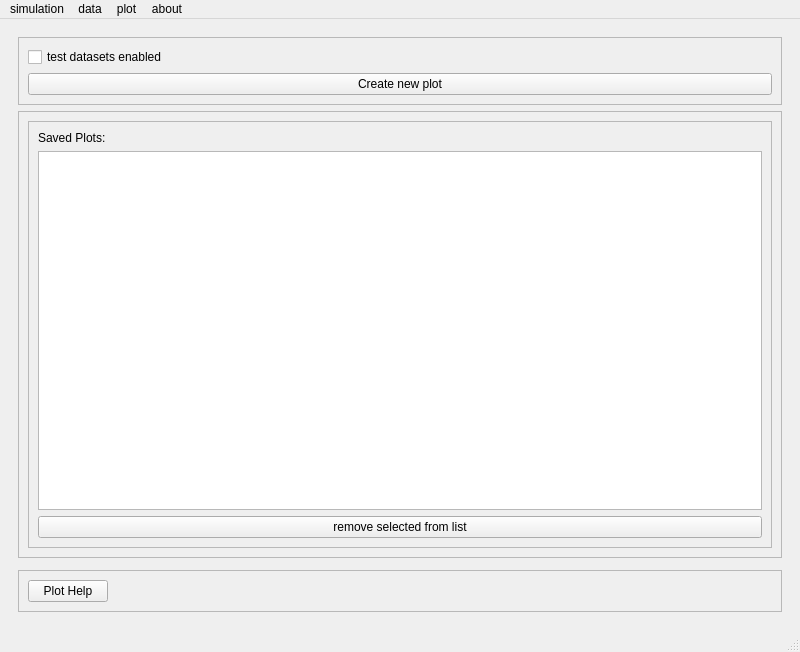
Old version of the form ui/psychsim-gui-main.ui in the repository usc-psychsim/psychsim-eval-gui.
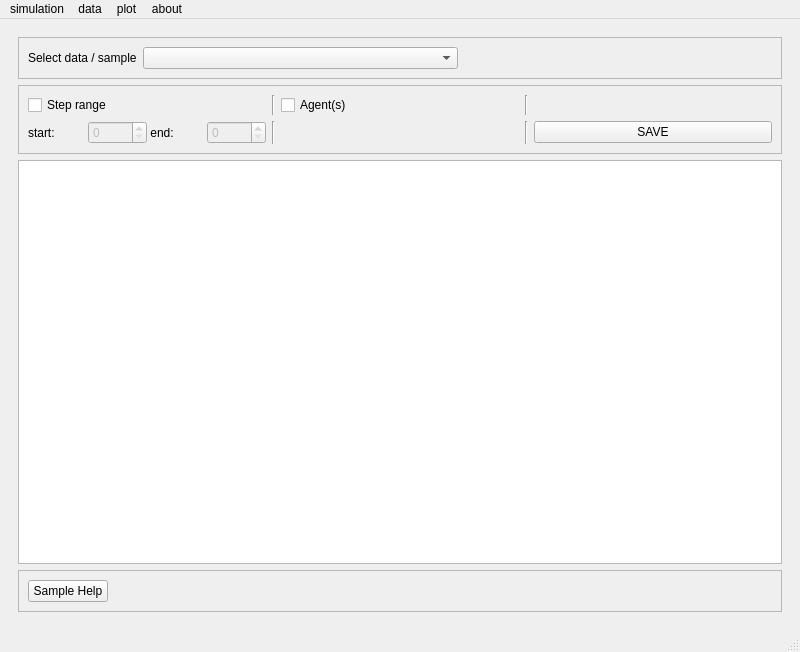
New version of the form.

Commit message: Move plot functions to own python file

```diff
--- a/ui/psychsim-gui-main.ui
+++ b/ui/psychsim-gui-main.ui
@@ -20,194 +20,6 @@
       <property name="currentIndex">
        <number>0</number>
       </property>
-      <widget class="QWidget" name="page">
-       <layout class="QVBoxLayout" name="verticalLayout_9">
-        <item>
-         <widget class="QWidget" name="widget_4" native="true">
-          <layout class="QHBoxLayout" name="horizontalLayout_10">
-           <property name="leftMargin">
-            <number>0</number>
-           </property>
-           <property name="topMargin">
-            <number>0</number>
-           </property>
-           <property name="rightMargin">
-            <number>0</number>
-           </property>
-           <property name="bottomMargin">
-            <number>0</number>
-           </property>
-           <item>
-            <widget class="QFrame" name="frame_12">
-             <property name="sizePolicy">
-              <sizepolicy hsizetype="Preferred" vsizetype="Preferred">
-               <horstretch>0</horstretch>
-               <verstretch>0</verstretch>
-              </sizepolicy>
-             </property>
-             <property name="frameShape">
-              <enum>QFrame::StyledPanel</enum>
-             </property>
-             <property name="frameShadow">
-              <enum>QFrame::Raised</enum>
-             </property>
-             <layout class="QVBoxLayout" name="verticalLayout_8">
-              <item>
-               <widget class="QCheckBox" name="test_check">
-                <property name="text">
-                 <string>test datasets enabled</string>
-                </property>
-               </widget>
-              </item>
-              <item>
-               <widget class="QPushButton" name="create_new_plot_button">
-                <property name="sizePolicy">
-                 <sizepolicy hsizetype="Minimum" vsizetype="Preferred">
-                  <horstretch>0</horstretch>
-                  <verstretch>0</verstretch>
-                 </sizepolicy>
-                </property>
-                <property name="text">
-                 <string>Create new plot</string>
-                </property>
-               </widget>
-              </item>
-             </layout>
-            </widget>
-           </item>
-          </layout>
-         </widget>
-        </item>
-        <item>
-         <widget class="QFrame" name="frame_10">
-          <property name="sizePolicy">
-           <sizepolicy hsizetype="Preferred" vsizetype="Expanding">
-            <horstretch>0</horstretch>
-            <verstretch>0</verstretch>
-           </sizepolicy>
-          </property>
-          <property name="frameShape">
-           <enum>QFrame::StyledPanel</enum>
-          </property>
-          <property name="frameShadow">
-           <enum>QFrame::Raised</enum>
-          </property>
-          <layout class="QHBoxLayout" name="horizontalLayout_4">
-           <item>
-            <widget class="QFrame" name="frame_13">
-             <property name="sizePolicy">
-              <sizepolicy hsizetype="Minimum" vsizetype="Preferred">
-               <horstretch>0</horstretch>
-               <verstretch>0</verstretch>
-              </sizepolicy>
-             </property>
-             <property name="frameShape">
-              <enum>QFrame::StyledPanel</enum>
-             </property>
-             <property name="frameShadow">
-              <enum>QFrame::Raised</enum>
-             </property>
-             <layout class="QVBoxLayout" name="verticalLayout_12">
-              <item>
-               <widget class="QLabel" name="label_11">
-                <property name="sizePolicy">
-                 <sizepolicy hsizetype="Fixed" vsizetype="Fixed">
-                  <horstretch>0</horstretch>
-                  <verstretch>0</verstretch>
-                 </sizepolicy>
-                </property>
-                <property name="text">
-                 <string>Saved Plots:</string>
-                </property>
-               </widget>
-              </item>
-              <item>
-               <widget class="QListWidget" name="plot_listwidget">
-                <property name="sizePolicy">
-                 <sizepolicy hsizetype="Ignored" vsizetype="Ignored">
-                  <horstretch>10</horstretch>
-                  <verstretch>0</verstretch>
-                 </sizepolicy>
-                </property>
-                <property name="minimumSize">
-                 <size>
-                  <width>0</width>
-                  <height>0</height>
-                 </size>
-                </property>
-               </widget>
-              </item>
-              <item>
-               <widget class="QPushButton" name="remove_plot_button">
-                <property name="text">
-                 <string>remove selected from list</string>
-                </property>
-               </widget>
-              </item>
-             </layout>
-            </widget>
-           </item>
-          </layout>
-         </widget>
-        </item>
-        <item>
-         <widget class="QWidget" name="widget" native="true">
-          <layout class="QHBoxLayout" name="horizontalLayout_6">
-           <property name="leftMargin">
-            <number>0</number>
-           </property>
-           <property name="topMargin">
-            <number>0</number>
-           </property>
-           <property name="rightMargin">
-            <number>0</number>
-           </property>
-           <property name="bottomMargin">
-            <number>0</number>
-           </property>
-          </layout>
-         </widget>
-        </item>
-        <item>
-         <widget class="QFrame" name="frame_19">
-          <property name="sizePolicy">
-           <sizepolicy hsizetype="Preferred" vsizetype="Fixed">
-            <horstretch>0</horstretch>
-            <verstretch>0</verstretch>
-           </sizepolicy>
-          </property>
-          <property name="frameShape">
-           <enum>QFrame::StyledPanel</enum>
-          </property>
-          <property name="frameShadow">
-           <enum>QFrame::Raised</enum>
-          </property>
-          <layout class="QHBoxLayout" name="horizontalLayout_16">
-           <item>
-            <widget class="QPushButton" name="plot_help_button">
-             <property name="text">
-              <string>Plot Help</string>
-             </property>
-            </widget>
-           </item>
-           <item>
-            <spacer name="horizontalSpacer_7">
-             <property name="orientation">
-              <enum>Qt::Horizontal</enum>
-             </property>
-             <property name="sizeHint" stdset="0">
-              <size>
-               <width>40</width>
-               <height>20</height>
-              </size>
-             </property>
-            </spacer>
-           </item>
-          </layout>
-         </widget>
-        </item>
-       </layout>
-      </widget>
       <widget class="QWidget" name="page_3">
        <layout class="QVBoxLayout" name="verticalLayout_10">
         <item>
```
The commit also changes 3 other files.
